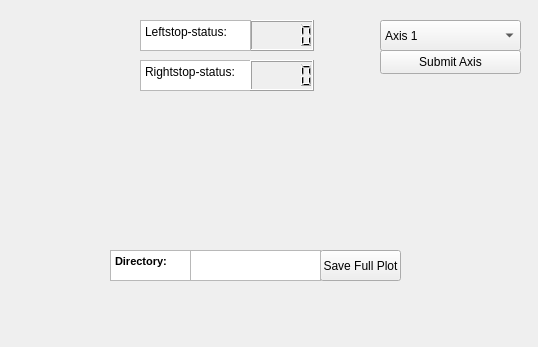
Qt form Real_mainwindow.ui (sistrebel/Emittancemeter_control) before a commit; both pictures show x 200 to 738 and y 0 to 347 of the 738 by 557 pixel window.
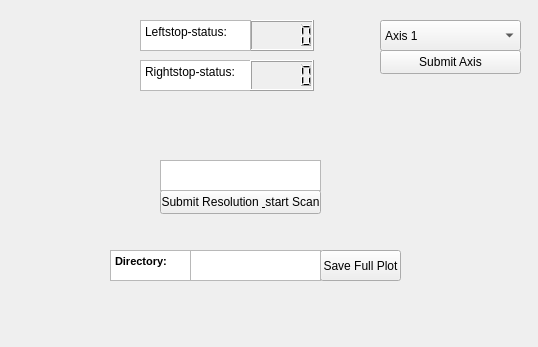
The same form after that commit. Custom widgets are drawn as their Qt base class.

```diff
--- a/Real_mainwindow.ui
+++ b/Real_mainwindow.ui
@@ -308,6 +308,29 @@
      <string>Submit Axis</string>
     </property>
    </widget>
+   <widget class="QPushButton" name="ScanButton">
+    <property name="geometry">
+     <rect>
+      <x>360</x>
+      <y>190</y>
+      <width>161</width>
+      <height>24</height>
+     </rect>
+    </property>
+    <property name="text">
+     <string>Submit Resolution &amp; start Scan</string>
+    </property>
+   </widget>
+   <widget class="QTextEdit" name="textEdit_speed_2">
+    <property name="geometry">
+     <rect>
+      <x>360</x>
+      <y>160</y>
+      <width>161</width>
+      <height>31</height>
+     </rect>
+    </property>
+   </widget>
   </widget>
   <widget class="QMenuBar" name="menubar">
    <property name="geometry">
```
